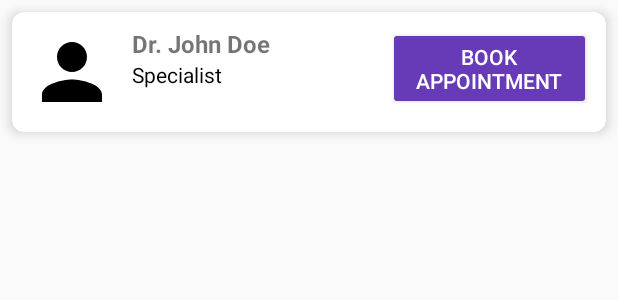
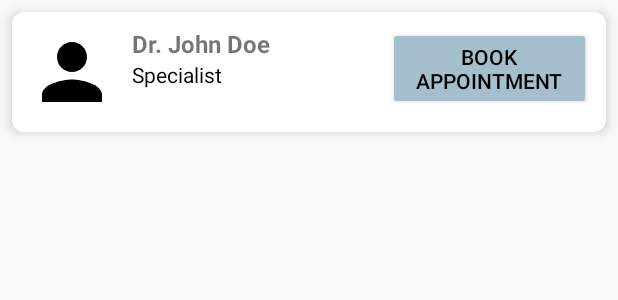
Before and after one commit to WRATHexe/DoctorsAppointmentApp, an Android app: the layout item_doctor_card.xml on its own in the app's theme, with its tools: preview values and no code run, on a phone screen of 412 x 824 dp. Shown: the top 300 px of the screen. Run offline under Robolectric (Android 15) with nearby library versions, the light colour scheme and no system bars.

Commit message:
updated book_appointment_button

```diff
--- a/app/src/main/res/layout/item_doctor_card.xml
+++ b/app/src/main/res/layout/item_doctor_card.xml
@@ -43,7 +43,7 @@
             android:layout_width="135dp"
             android:layout_height="wrap_content"
             android:text="Book Appointment"
-            android:backgroundTint="#673AB7"
-            android:textColor="#FFFFFF" />
+            android:backgroundTint="@color/theme"
+            android:textColor="@color/black" />
     </LinearLayout>
 </androidx.cardview.widget.CardView>
```
